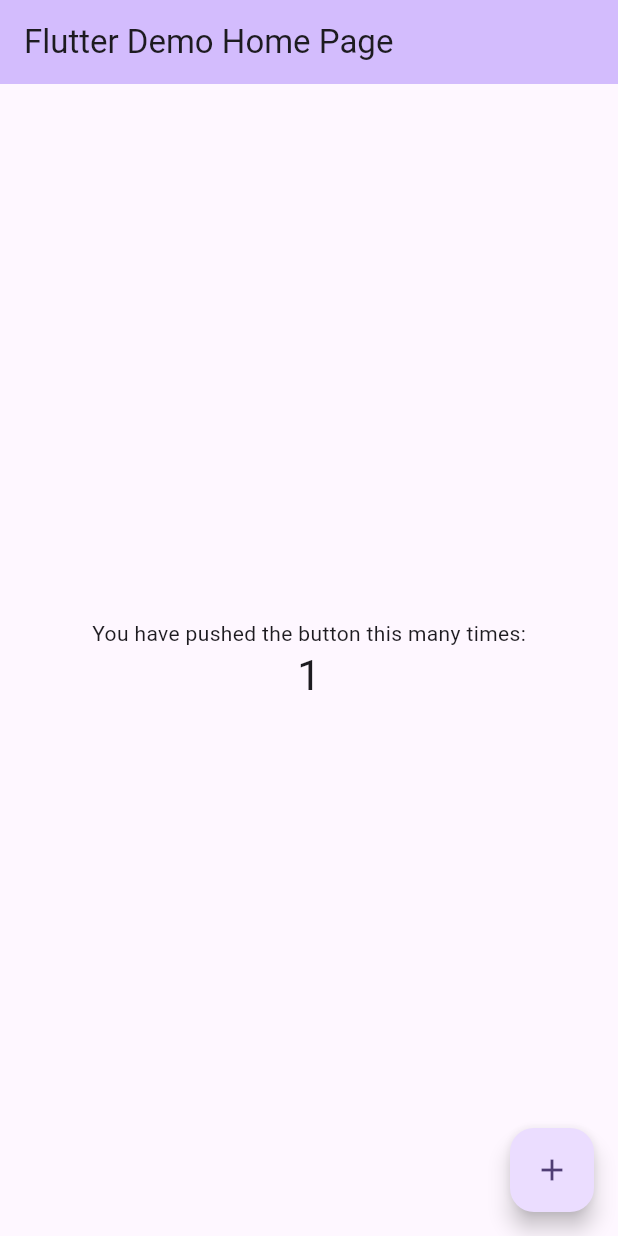
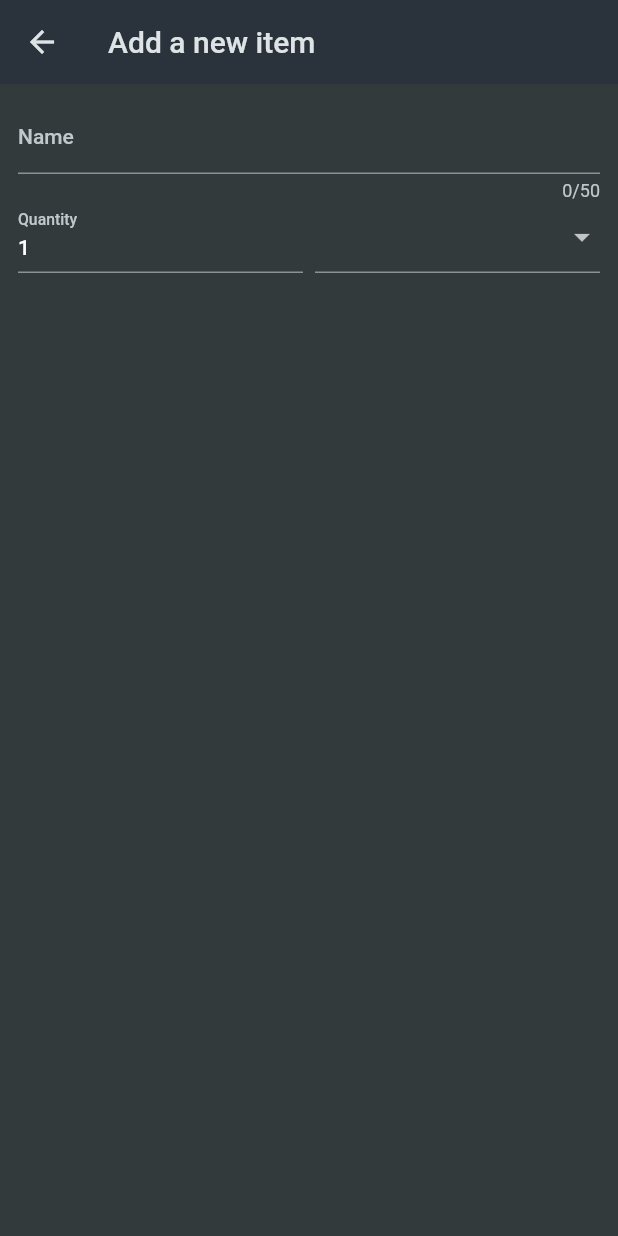
Before and after one commit to Junichi-Machii/shoppingList_flutter_app, a Flutter app: the screen it shows after launch, after a tap on the "add" icon, on a phone screen of 412 x 824 dp. Run offline on Flutter 3.47's test engine with Material 2 defaults, Android fonts, the phone set to English and light mode, and no system bars.

Commit message:
new_item.dart まで　作成

```diff
--- a/lib/data/categories.dart
+++ b/lib/data/categories.dart
@@ -0,0 +1,46 @@
+import 'package:flutter/material.dart';
+
+import 'package:shopping_list_app01/models/category.dart';
+
+const categories = {
+  Categories.vegetables: Category(
+    'Vegetables',
+    Color.fromARGB(255, 0, 255, 128),
+  ),
+  Categories.fruit: Category(
+    'Fruit',
+    Color.fromARGB(255, 145, 255, 0),
+  ),
+  Categories.meat: Category(
+    'Meat',
+    Color.fromARGB(255, 255, 102, 0),
+  ),
+  Categories.dairy: Category(
+    'Dairy',
+    Color.fromARGB(255, 0, 208, 255),
+  ),
+  Categories.carbs: Category(
+    'Carbs',
+    Color.fromARGB(255, 0, 60, 255),
+  ),
+  Categories.sweets: Category(
+    'Sweets',
+    Color.fromARGB(255, 255, 149, 0),
+  ),
+  Categories.spices: Category(
+    'Spices',
+    Color.fromARGB(255, 255, 187, 0),
+  ),
+  Categories.convenience: Category(
+    'Convenience',
+    Color.fromARGB(255, 191, 0, 255),
+  ),
+  Categories.hygiene: Category(
+    'Hygiene',
+    Color.fromARGB(255, 149, 0, 255),
+  ),
+  Categories.other: Category(
+    'Other',
+    Color.fromARGB(255, 0, 225, 255),
+  ),
+};
--- a/lib/data/dummy_items.dart
+++ b/lib/data/dummy_items.dart
@@ -0,0 +1,21 @@
+import 'package:shopping_list_app01/models/grocery_item.dart';
+import 'package:shopping_list_app01/models/category.dart';
+import 'package:shopping_list_app01/data/categories.dart';
+
+final groceryItems = [
+  GroceryItem(
+      id: 'a',
+      name: 'Milk',
+      quantity: 1,
+      category: categories[Categories.dairy]!),
+  GroceryItem(
+      id: 'b',
+      name: 'Bananas',
+      quantity: 5,
+      category: categories[Categories.fruit]!),
+  GroceryItem(
+      id: 'c',
+      name: 'Beef Steak',
+      quantity: 1,
+      category: categories[Categories.meat]!),
+];
--- a/lib/main.dart
+++ b/lib/main.dart
@@ -1,4 +1,5 @@
 import 'package:flutter/material.dart';
+import 'package:shopping_list_app01/widgets/grocery_list.dart';
 
 void main() {
   runApp(const MyApp());
@@ -11,115 +12,18 @@
   @override
   Widget build(BuildContext context) {
     return MaterialApp(
-      title: 'Flutter Demo',
-      theme: ThemeData(
-        // This is the theme of your application.
-        //
-        // TRY THIS: Try running your application with "flutter run". You'll see
-        // the application has a blue toolbar. Then, without quitting the app,
-        // try changing the seedColor in the colorScheme below to Colors.green
-        // and then invoke "hot reload" (save your changes or press the "hot
-        // reload" button in a Flutter-supported IDE, or press "r" if you used
-        // the command line to start the app).
-        //
-        // Notice that the counter didn't reset back to zero; the application
-        // state is not lost during the reload. To reset the state, use hot
-        // restart instead.
-        //
-        // This works for code too, not just values: Most code changes can be
-        // tested with just a hot reload.
-        colorScheme: ColorScheme.fromSeed(seedColor: Colors.deepPurple),
+      debugShowCheckedModeBanner: false,
+      title: 'Flutter Groceries',
+      theme: ThemeData.dark().copyWith(
         useMaterial3: true,
+        colorScheme: ColorScheme.fromSeed(
+          seedColor: const Color.fromARGB(255, 147, 229, 250),
+          brightness: Brightness.dark,
+          surface: const Color.fromARGB(255, 42, 51, 59),
+        ),
+        scaffoldBackgroundColor: const Color.fromARGB(255, 50, 58, 60),
       ),
-      home: const MyHomePage(title: 'Flutter Demo Home Page'),
+      home: const GroceryList(),
     );
   }
 }
-
-class MyHomePage extends StatefulWidget {
-  const MyHomePage({super.key, required this.title});
-
-  // This widget is the home page of your application. It is stateful, meaning
-  // that it has a State object (defined below) that contains fields that affect
-  // how it looks.
-
-  // This class is the configuration for the state. It holds the values (in this
-  // case the title) provided by the parent (in this case the App widget) and
-  // used by the build method of the State. Fields in a Widget subclass are
-  // always marked "final".
-
-  final String title;
-
-  @override
-  State<MyHomePage> createState() => _MyHomePageState();
-}
-
-class _MyHomePageState extends State<MyHomePage> {
-  int _counter = 0;
-
-  void _incrementCounter() {
-    setState(() {
-      // This call to setState tells the Flutter framework that something has
-      // changed in this State, which causes it to rerun the build method below
-      // so that the display can reflect the updated values. If we changed
-      // _counter without calling setState(), then the build method would not be
-      // called again, and so nothing would appear to happen.
-      _counter++;
-    });
-  }
-
-  @override
-  Widget build(BuildContext context) {
-    // This method is rerun every time setState is called, for instance as done
-    // by the _incrementCounter method above.
-    //
-    // The Flutter framework has been optimized to make rerunning build methods
-    // fast, so that you can just rebuild anything that needs updating rather
-    // than having to individually change instances of widgets.
-    return Scaffold(
-      appBar: AppBar(
-        // TRY THIS: Try changing the color here to a specific color (to
-        // Colors.amber, perhaps?) and trigger a hot reload to see the AppBar
-        // change color while the other colors stay the same.
-        backgroundColor: Theme.of(context).colorScheme.inversePrimary,
-        // Here we take the value from the MyHomePage object that was created by
-        // the App.build method, and use it to set our appbar title.
-        title: Text(widget.title),
-      ),
-      body: Center(
-        // Center is a layout widget. It takes a single child and positions it
-        // in the middle of the parent.
-        child: Column(
-          // Column is also a layout widget. It takes a list of children and
-          // arranges them vertically. By default, it sizes itself to fit its
-          // children horizontally, and tries to be as tall as its parent.
-          //
-          // Column has various properties to control how it sizes itself and
-          // how it positions its children. Here we use mainAxisAlignment to
-          // center the children vertically; the main axis here is the vertical
-          // axis because Columns are vertical (the cross axis would be
-          // horizontal).
-          //
-          // TRY THIS: Invoke "debug painting" (choose the "Toggle Debug Paint"
-          // action in the IDE, or press "p" in the console), to see the
-          // wireframe for each widget.
-          mainAxisAlignment: MainAxisAlignment.center,
-          children: <Widget>[
-            const Text(
-              'You have pushed the button this many times:',
-            ),
-            Text(
-              '$_counter',
-              style: Theme.of(context).textTheme.headlineMedium,
-            ),
-          ],
-        ),
-      ),
-      floatingActionButton: FloatingActionButton(
-        onPressed: _incrementCounter,
-        tooltip: 'Increment',
-        child: const Icon(Icons.add),
-      ), // This trailing comma makes auto-formatting nicer for build methods.
-    );
-  }
-}
--- a/lib/models/grocery_item.dart
+++ b/lib/models/grocery_item.dart
@@ -0,0 +1,15 @@
+// import 'package:flutter/foundation.dart';
+import 'package:shopping_list_app01/models/category.dart';
+
+class GroceryItem {
+  const GroceryItem({
+     required this.id,
+    required this.name,
+   required this.quantity,
+   required this.category,
+  });
+  final String id;
+  final String name;
+  final int quantity;
+  final Category category;
+}
--- /dev/null
+++ b/lib/widgets/grocery_list.dart
@@ -0,0 +1,49 @@
+
+import 'package:flutter/material.dart';
+import 'package:shopping_list_app01/data/dummy_items.dart';
+import 'package:shopping_list_app01/widgets/new_item.dart';
+
+class GroceryList extends StatefulWidget {
+  const GroceryList({super.key});
+
+  @override
+  State<GroceryList> createState() => _GroceryListState();
+}
+
+class _GroceryListState extends State<GroceryList> {
+  void _addItem() {
+    Navigator.of(context).push(
+      MaterialPageRoute(
+        builder: (ctx) {
+          return const  NewItem();
+        },
+      ),
+    );
+  }
+
+  @override
+  Widget build(BuildContext context) {
+    return Scaffold(
+      appBar: AppBar(
+        title: Text("Groceries"),
+        actions: [
+          IconButton(
+            onPressed: _addItem,
+            icon: Icon(Icons.add),
+          ),
+        ],
+      ),
+      body: ListView.builder(
+          itemCount: groceryItems.length,
+          itemBuilder: (ctx, index) => ListTile(
+                title: Text(groceryItems[index].name),
+                leading: Container(
+                  width: 24,
+                  height: 24,
+                  color: groceryItems[index].category.color,
+                ),
+                trailing: Text(groceryItems[index].quantity.toString()),
+              )),
+    );
+  }
+}
--- /dev/null
+++ b/lib/widgets/new_item.dart
@@ -0,0 +1,76 @@
+import 'package:flutter/cupertino.dart';
+import 'package:flutter/material.dart';
+import 'package:shopping_list_app01/data/categories.dart';
+import 'package:shopping_list_app01/models/category.dart';
+
+class NewItem extends StatefulWidget {
+  const NewItem({super.key});
+
+  @override
+  State<NewItem> createState() => _NewItemState();
+}
+
+class _NewItemState extends State<NewItem> {
+  @override
+  Widget build(BuildContext context) {
+    return Scaffold(
+      appBar: AppBar(
+        title: const Text("Add a new item"),
+      ),
+      body: Padding(
+        padding: const EdgeInsets.all(12),
+        child: Form(
+          child: Column(
+            children: [
+              TextFormField(
+                maxLength: 50,
+                decoration: const InputDecoration(
+                  label: Text("Name"),
+                ),
+                validator: (value) {
+                  return "test";
+                },
+              ),
+              Row(
+                crossAxisAlignment: CrossAxisAlignment.end,
+                children: [
+                  Expanded(
+                    child: TextFormField(
+                      decoration: const InputDecoration(
+                        label: Text("Quantity"),
+                      ),
+                      initialValue: "1",
+                    ),
+                  ),
+                  const SizedBox(
+                    width: 8,
+                  ),
+                  Expanded(
+                    child: DropdownButtonFormField(items: [
+                      for (final category in categories.entries)
+                        DropdownMenuItem(
+                          value: category.value,
+                          child: Row(
+                            children: [
+                              Container(
+                                  width: 16,
+                                  height: 16,
+                                  color: category.value.color),
+                              const SizedBox(width: 6),
+                              Text(category.value.title),
+                            ],
+                          ),
+                        ),
+                    ], onChanged: (value) {
+
+                    },),
+                  ),
+                ],
+              )
+            ],
+          ),
+        ),
+      ),
+    );
+  }
+}
```
